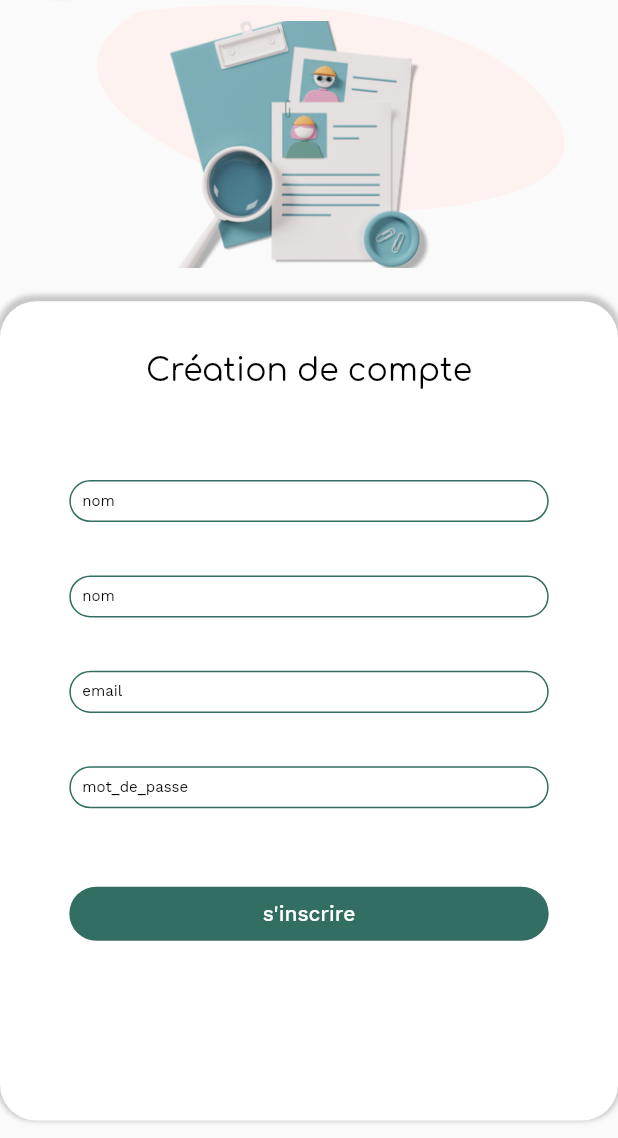
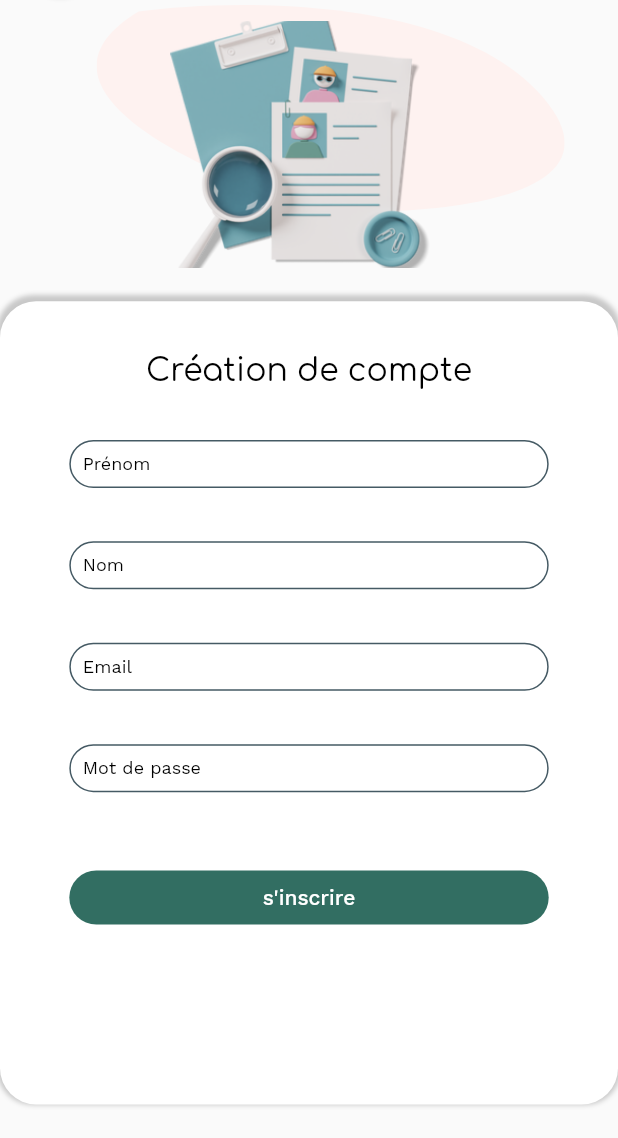
Before and after one commit to Oliebat/rainroot, a Flutter app: the CreationCompteScreen screen opened by its route, on a phone screen of 412 x 824 dp, the part 98-1236 px from its top. Run offline on Flutter 3.47's test engine with Material 2 defaults, Android fonts, the phone set to English and light mode, and no system bars; our stand-ins replace cached_network_image, connectivity_plus, equatable, flutter_bloc, flutter_secure_storage, flutter_svg and 2 more; accounts and stored records are empty.

Commit message:
fix imput +bottom bar

```diff
--- a/lib/presentation/connexion_screen/connexion_screen.dart
+++ b/lib/presentation/connexion_screen/connexion_screen.dart
@@ -101,7 +101,7 @@ class _ConnexionScreenState extends State<ConnexionScreen> {
                         SizedBox(height: getVerticalSize(70)),
                         CustomTextFormField(
                           controller: _emailController,
-                          hintText: "email".tr,
+                          hintText: "Email".tr,
                           validator: (value) {
                             if (value == null || value.isEmpty) {
                               return 'Veuillez entrer votre adresse e-mail';
@@ -112,7 +112,7 @@ class _ConnexionScreenState extends State<ConnexionScreen> {
                         SizedBox(height: getVerticalSize(40)),
                         CustomTextFormField(
                           controller: _passwordController,
-                          hintText: "mot_de_passe".tr,
+                          hintText: "Mot de passe".tr,
                           isObscureText: true,
                           validator: (value) {
                             if (value == null || value.isEmpty) {
@@ -156,7 +156,13 @@ class _ConnexionScreenState extends State<ConnexionScreen> {
                                       await api.userLogin(email, password);
                                   print('After API call, data: $data');
                                   if (data.containsKey('accessToken')) {
-                                    // ... le reste du code de votre widget ...
+                                    await storage.write(
+                                      key: 'auth_token',
+                                      value: data['accessToken'],
+                                    );
+                                    showSnackbar('Connexion réussie');
+                                    NavigatorService.pushNamed(
+                                        AppRoutes.homeContainerScreen);
                                   } else if (data.containsKey('error')) {
                                     // Handle error from API
                                     setState(() {
@@ -173,6 +179,7 @@ class _ConnexionScreenState extends State<ConnexionScreen> {
                             }
                           },
                         ),
+
                         if (fieldsEmptyError)
                           Text(
                             'Vos champs sont vides',
@@ -195,6 +202,16 @@ class _ConnexionScreenState extends State<ConnexionScreen> {
     );
   }
 
+  void showSnackbar(String message) {
+    ScaffoldMessenger.of(context).showSnackBar(
+      SnackBar(
+        content: Text(message),
+        duration: Duration(seconds: 2),
+        backgroundColor: Color.fromARGB(255, 53, 220, 69),
+      ),
+    );
+  }
+
   void onTapBtnArrowleft(BuildContext context) {
     NavigatorService.goBack();
   }
--- a/lib/presentation/creation_compte_screen/creation_compte_screen.dart
+++ b/lib/presentation/creation_compte_screen/creation_compte_screen.dart
@@ -99,10 +99,10 @@ class _CreationCompteScreenState extends State<CreationCompteScreen> {
                           textAlign: TextAlign.left,
                           style: AppStyle.txtH1,
                         ),
-                        SizedBox(height: getVerticalSize(70)),
+                        SizedBox(height: getVerticalSize(40)),
                         CustomTextFormField(
                           controller: _firstNameController,
-                          hintText: "nom".tr,
+                          hintText: "Prénom".tr,
                           validator: (value) {
                             if (value == null || value.isEmpty) {
                               return 'Veuillez entrer votre prénom';
@@ -113,7 +113,7 @@ class _CreationCompteScreenState extends State<CreationCompteScreen> {
                         SizedBox(height: getVerticalSize(40)),
                         CustomTextFormField(
                           controller: _nameController,
-                          hintText: "nom".tr,
+                          hintText: "Nom".tr,
                           validator: (value) {
                             if (value == null || value.isEmpty) {
                               return 'Veuillez entrer votre nom';
@@ -124,7 +124,7 @@ class _CreationCompteScreenState extends State<CreationCompteScreen> {
                         SizedBox(height: getVerticalSize(40)),
                         CustomTextFormField(
                           controller: _emailController,
-                          hintText: "email".tr,
+                          hintText: "Email".tr,
                           validator: (value) {
                             if (value == null || value.isEmpty) {
                               return 'Veuillez entrer votre adresse e-mail';
@@ -135,7 +135,7 @@ class _CreationCompteScreenState extends State<CreationCompteScreen> {
                         SizedBox(height: getVerticalSize(40)),
                         CustomTextFormField(
                           controller: _passwordController,
-                          hintText: "mot_de_passe".tr,
+                          hintText: "Mot de passe".tr,
                           isObscureText: true,
                           validator: (value) {
                             if (value == null || value.isEmpty) {
--- a/lib/widgets/custom_bottom_bar.dart
+++ b/lib/widgets/custom_bottom_bar.dart
@@ -46,6 +46,7 @@ class CustomBottomBarState extends State<CustomBottomBar> {
   @override
   Widget build(BuildContext context) {
     return Container(
+      height: 70,
       decoration: BoxDecoration(
         color: ColorConstant.whiteA700,
         boxShadow: [
@@ -119,6 +120,7 @@ class BottomMenuModel {
   String icon;
   BottomBarEnum type;
 }
+
 class DefaultWidget extends StatelessWidget {
   @override
   Widget build(BuildContext context) {
--- a/lib/widgets/custom_text_form_field.dart
+++ b/lib/widgets/custom_text_form_field.dart
@@ -1,9 +1,29 @@
 import 'package:flutter/material.dart';
-import 'package:rainroot/core/app_export.dart';
 
 class CustomTextFormField extends StatelessWidget {
-  CustomTextFormField(
-      {this.shape,
+  final TextFormFieldShape? shape;
+  final TextFormFieldPadding? padding;
+  final TextFormFieldVariant? variant;
+  final TextFormFieldFontStyle? fontStyle;
+  final Alignment? alignment;
+  final double? width;
+  final EdgeInsetsGeometry? margin;
+  final TextEditingController? controller;
+  final FocusNode? focusNode;
+  final bool? autofocus;
+  final bool? isObscureText;
+  final TextInputAction? textInputAction;
+  final TextInputType? textInputType;
+  final int? maxLines;
+  final String? hintText;
+  final Widget? prefix;
+  final BoxConstraints? prefixConstraints;
+  final Widget? suffix;
+  final BoxConstraints? suffixConstraints;
+  final FormFieldValidator<String>? validator;
+
+  CustomTextFormField({
+    this.shape,
     this.padding,
     this.variant,
     this.fontStyle,
@@ -22,59 +42,20 @@ class CustomTextFormField extends StatelessWidget {
     this.prefixConstraints,
     this.suffix,
     this.suffixConstraints,
-      this.validator});
-
-  TextFormFieldShape? shape;
-
-  TextFormFieldPadding? padding;
-
-  TextFormFieldVariant? variant;
-
-  TextFormFieldFontStyle? fontStyle;
-
-  Alignment? alignment;
-
-  double? width;
-
-  EdgeInsetsGeometry? margin;
-
-  TextEditingController? controller;
-
-  FocusNode? focusNode;
-
-  bool? autofocus;
-
-  bool? isObscureText;
-
-  TextInputAction? textInputAction;
-
-  TextInputType? textInputType;
-
-  int? maxLines;
-
-  String? hintText;
-
-  Widget? prefix;
-
-  BoxConstraints? prefixConstraints;
-
-  Widget? suffix;
-
-  BoxConstraints? suffixConstraints;
-
-  FormFieldValidator<String>? validator;
+    this.validator,
+  });
 
   @override
   Widget build(BuildContext context) {
     return alignment != null
         ? Align(
-            alignment: alignment ?? Alignment.center,
+            alignment: alignment!,
             child: _buildTextFormFieldWidget(),
           )
         : _buildTextFormFieldWidget();
   }
 
-  _buildTextFormFieldWidget() {
+  Widget _buildTextFormFieldWidget() {
     return Container(
       width: width ?? double.maxFinite,
       margin: margin,
@@ -84,7 +65,7 @@ class CustomTextFormField extends StatelessWidget {
         autofocus: autofocus!,
         style: _setFontStyle(),
         obscureText: isObscureText!,
-        textInputAction: textInputAction,
+        textInputAction: textInputAction!,
         keyboardType: textInputType,
         maxLines: maxLines ?? 1,
         decoration: _buildDecoration(),
@@ -93,7 +74,7 @@ class CustomTextFormField extends StatelessWidget {
     );
   }
 
-  _buildDecoration() {
+  InputDecoration _buildDecoration() {
     return InputDecoration(
       hintText: hintText ?? "",
       hintStyle: _setFontStyle(),
@@ -112,54 +93,65 @@ class CustomTextFormField extends StatelessWidget {
     );
   }
 
-  _setFontStyle() {
+  TextStyle _setFontStyle() {
     switch (fontStyle) {
+      case TextFormFieldFontStyle.WorkSansRomanRegular12:
+        return TextStyle(
+          color: Colors.black,
+          fontSize: 12,
+          fontFamily: 'Work Sans',
+          fontWeight: FontWeight.w400,
+        );
       default:
         return TextStyle(
-          color: ColorConstant.black900,
-          fontSize: getFontSize(
-            12,
-          ),
+          color: Colors.black,
+          fontSize: 12,
           fontFamily: 'Work Sans',
           fontWeight: FontWeight.w400,
         );
     }
   }
 
-  _setOutlineBorderRadius() {
+  BorderRadius _setOutlineBorderRadius() {
     switch (shape) {
+      case TextFormFieldShape.CircleBorder17:
+        return BorderRadius.circular(17.0);
       default:
-        return BorderRadius.circular(
-          getHorizontalSize(
-            17.00,
-          ),
-        );
+        return BorderRadius.circular(17.0);
     }
   }
 
-  _setBorderStyle() {
+  InputBorder _setBorderStyle() {
     switch (variant) {
       case TextFormFieldVariant.None:
         return InputBorder.none;
+      case TextFormFieldVariant.OutlineBluegray700:
+        return OutlineInputBorder(
+          borderRadius: _setOutlineBorderRadius(),
+          borderSide: BorderSide(
+            color: Colors.blueGrey[700]!,
+            width: 1,
+          ),
+        );
       default:
         return OutlineInputBorder(
           borderRadius: _setOutlineBorderRadius(),
           borderSide: BorderSide(
-            color: ColorConstant.blueGray700,
+            color: Colors.blueGrey[700]!,
             width: 1,
           ),
         );
     }
   }
 
-  _setFillColor() {
+  Color _setFillColor() {
     switch (variant) {
       default:
-        return ColorConstant.whiteA700;
+        return Colors.white;
     }
   }
 
-  _setFilled() {
+  bool _setFilled() {
     switch (variant) {
       case TextFormFieldVariant.None:
         return false;
@@ -168,14 +160,12 @@ class CustomTextFormField extends StatelessWidget {
     }
   }
 
-  _setPadding() {
+  EdgeInsets _setPadding() {
     switch (padding) {
+      case TextFormFieldPadding.PaddingT9:
+        return EdgeInsets.only(left: 9, top: 9, bottom: 9);
       default:
-        return getPadding(
-          left: 9,
-          top: 9,
-          bottom: 9,
-        );
+        return EdgeInsets.only(left: 9, top: 9, bottom: 9);
     }
   }
 }
```
Lines whose indentation alone changed are shown as unchanged.
